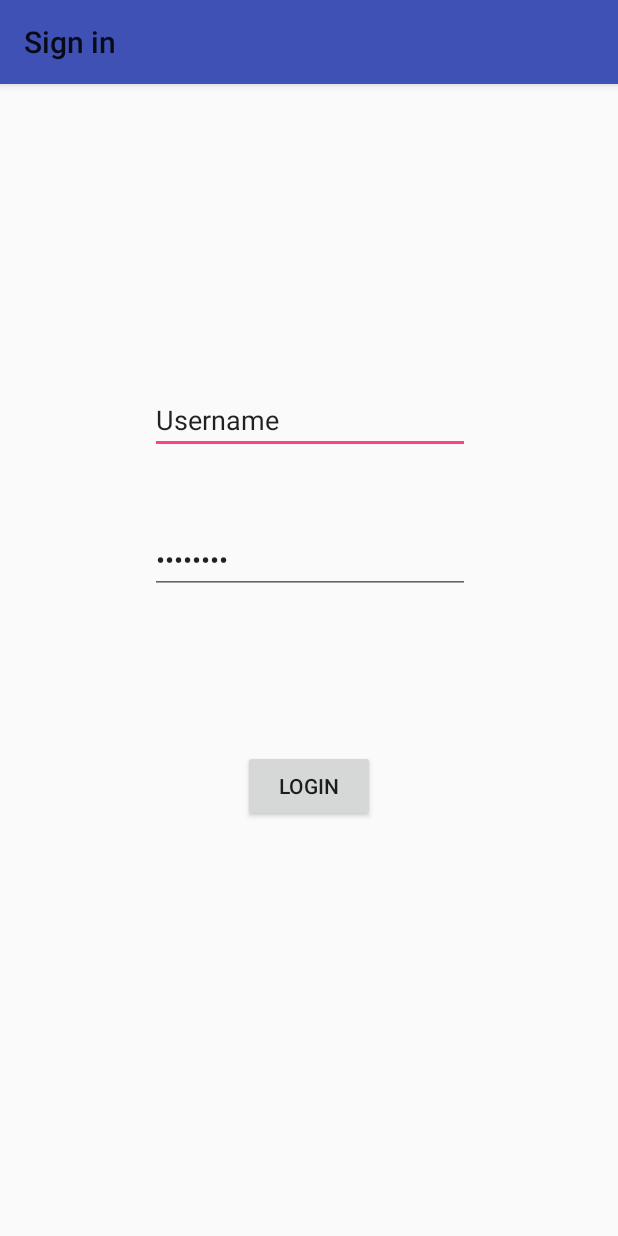
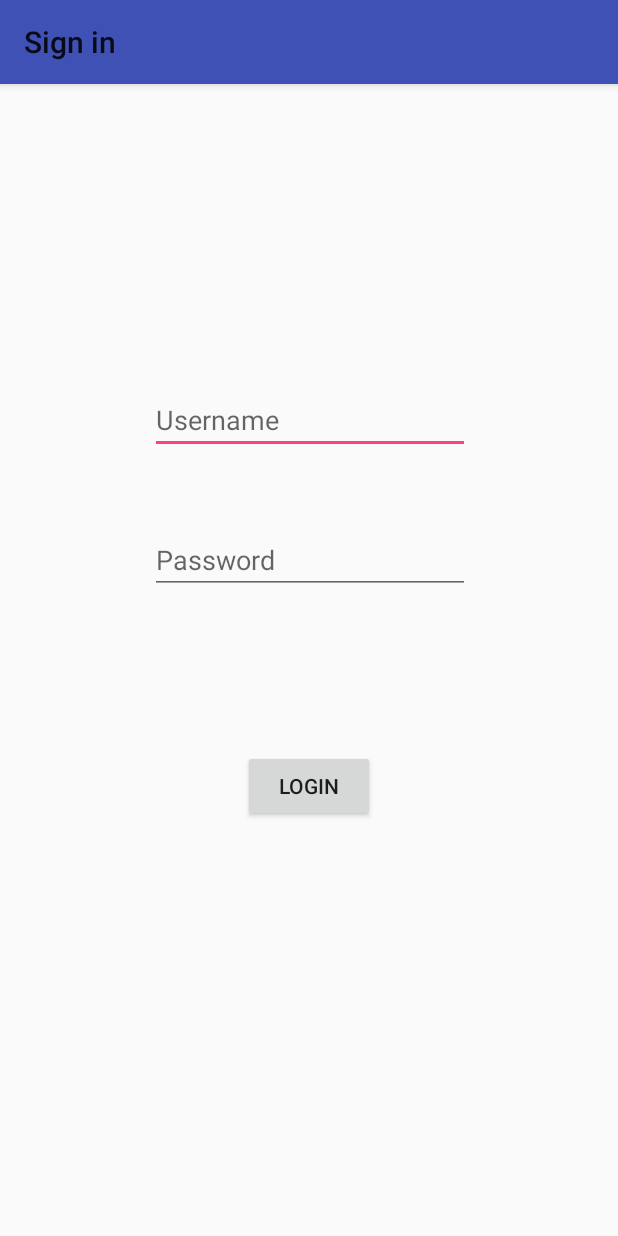
Before and after one commit to robert-ciobotaru/Proiect_IP, an Android app: the Login screen opened directly, with no data from a screen before it, on a phone screen of 412 x 824 dp. Run offline under Robolectric (Android 15) with nearby library versions, the phone set to English and light mode, and no system bars.

Commit message:
validare text login

```diff
--- a/frontend/Notifier/app/src/main/java/interfata/ip/notifier/Login.java
+++ b/frontend/Notifier/app/src/main/java/interfata/ip/notifier/Login.java
@@ -2,10 +2,12 @@ package interfata.ip.notifier;
 
 import android.content.Intent;
 import android.os.Bundle;
+import android.support.design.widget.Snackbar;
 import android.support.v7.app.AppCompatActivity;
 import android.support.v7.widget.Toolbar;
 import android.view.View;
 import android.widget.Button;
+import android.widget.EditText;
 
 
 public class Login extends AppCompatActivity {
@@ -17,12 +19,28 @@ public class Login extends AppCompatActivity {
         Toolbar toolbar = (Toolbar) findViewById(R.id.toolbar);
         setSupportActionBar(toolbar);
 
+        EditText editText  =(EditText) findViewById(R.id.editText);
+        final String text = editText.getText().toString();
+        EditText editText2 =(EditText) findViewById(R.id.editText2);
+        final String text2=editText2.getText().toString();
+
+
+
         Button fab = (Button) findViewById(R.id.button);
         fab.setOnClickListener(new View.OnClickListener() {
             @Override
             public void onClick(View view) {
-                Intent categories = new Intent(Login.this,Categories.class);
-                startActivity(categories);
+                if(text.length()>3 && text2.length()>3) {
+                    Intent categories = new Intent(Login.this, Categories.class);
+                    startActivity(categories);
+                }
+                else{
+
+                    Snackbar snackbar = Snackbar
+                            .make(view, "Username sau parola sunt incorecte!", Snackbar.LENGTH_LONG);
+
+                    snackbar.show();
+                }
             }
         });
     }
--- a/frontend/Notifier/app/src/main/res/layout/content_login.xml
+++ b/frontend/Notifier/app/src/main/res/layout/content_login.xml
@@ -14,7 +14,7 @@
         android:layout_height="wrap_content"
         android:ems="10"
         android:inputType="textPersonName"
-        android:text="Username"
+        android:hint="Username"
         app:layout_constraintBottom_toBottomOf="parent"
         app:layout_constraintLeft_toLeftOf="parent"
         app:layout_constraintRight_toRightOf="parent"
@@ -28,7 +28,7 @@
         android:layout_height="wrap_content"
         android:ems="10"
         android:inputType="textPassword"
-        android:text="Password"
+        android:hint="Password"
         app:layout_constraintBottom_toBottomOf="parent"
         app:layout_constraintLeft_toLeftOf="parent"
         app:layout_constraintRight_toRightOf="parent"
```
Also changed, not shown: 1 other file.
